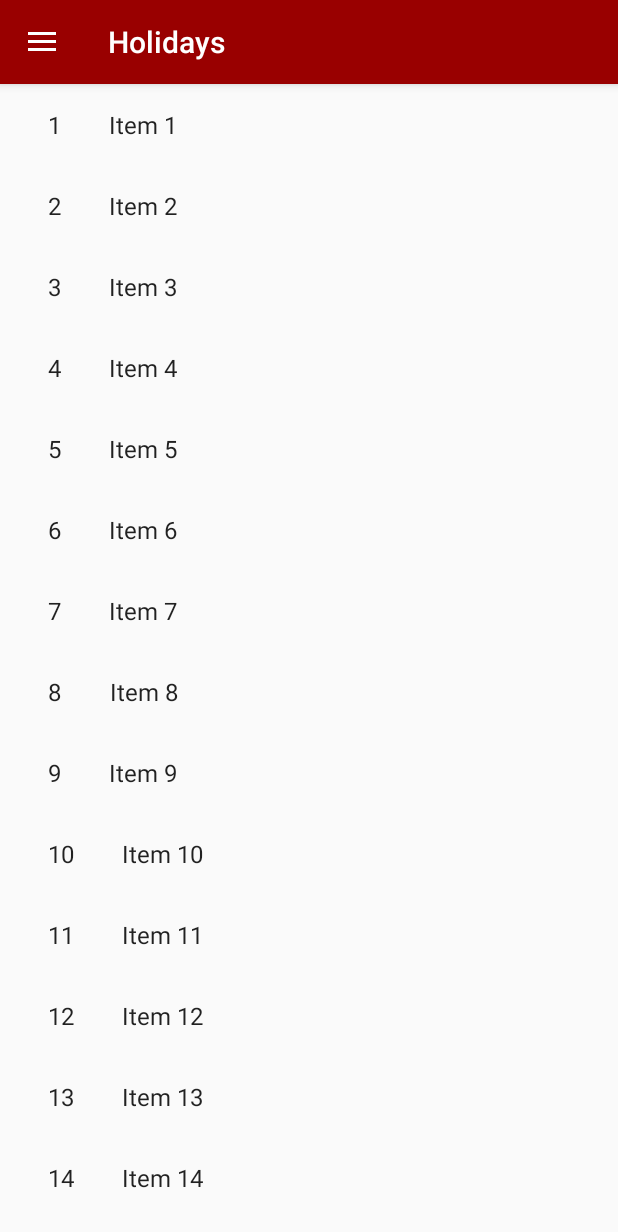
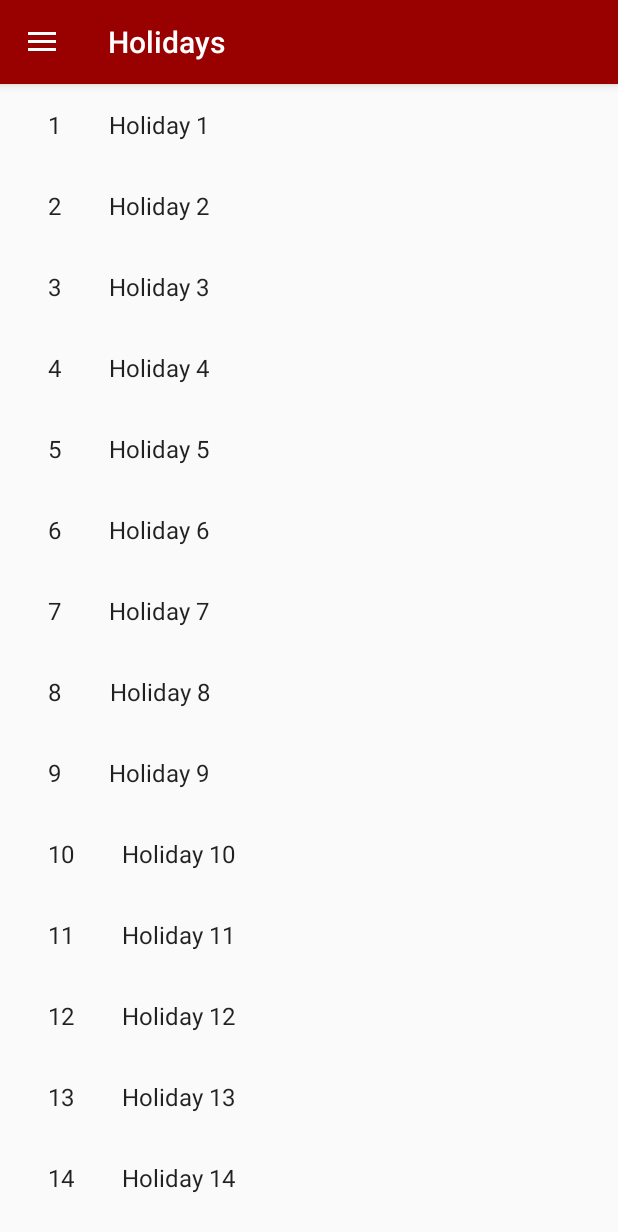
Before and after one commit to geoking/TravelKeeper, an Android app: the HolidayFragment screen opened directly, with no data from a screen before it, in the side drawer, after a tap on "Holidays", on a phone screen of 412 x 824 dp. Shown: the top 1232 px of the screen. Run offline under Robolectric (Android 15) with nearby library versions, the phone set to English and light mode, and no system bars; 4 statements that could not run were skipped.

Commit message:
Updated fragments

```diff
--- a/app/src/main/java/me/geoking/travelkeeper/Fragments/HolidayDetailsFragment.java
+++ b/app/src/main/java/me/geoking/travelkeeper/Fragments/HolidayDetailsFragment.java
@@ -7,8 +7,10 @@ import android.support.v4.app.Fragment;
 import android.view.LayoutInflater;
 import android.view.View;
 import android.view.ViewGroup;
+import android.widget.TextView;
 
 import me.geoking.travelkeeper.R;
+import me.geoking.travelkeeper.dummy.DummyContent;
 
 /**
  * A simple {@link Fragment} subclass.
@@ -21,12 +23,10 @@ import me.geoking.travelkeeper.R;
 public class HolidayDetailsFragment extends Fragment {
     // TODO: Rename parameter arguments, choose names that match
     // the fragment initialization parameters, e.g. ARG_ITEM_NUMBER
-    private static final String ARG_PARAM1 = "param1";
-    private static final String ARG_PARAM2 = "param2";
+    private static final String ARG_PARAM1 = "Item";
 
     // TODO: Rename and change types of parameters
-    private String mParam1;
-    private String mParam2;
+    private DummyContent.DummyItem item;
 
     private OnFragmentInteractionListener mListener;
 
@@ -47,7 +47,6 @@ public class HolidayDetailsFragment extends Fragment {
         HolidayDetailsFragment fragment = new HolidayDetailsFragment();
         Bundle args = new Bundle();
         args.putString(ARG_PARAM1, param1);
-        args.putString(ARG_PARAM2, param2);
         fragment.setArguments(args);
         return fragment;
     }
@@ -56,8 +55,7 @@ public class HolidayDetailsFragment extends Fragment {
     public void onCreate(Bundle savedInstanceState) {
         super.onCreate(savedInstanceState);
         if (getArguments() != null) {
-            mParam1 = getArguments().getString(ARG_PARAM1);
-            mParam2 = getArguments().getString(ARG_PARAM2);
+            item = (DummyContent.DummyItem) getArguments().getSerializable(ARG_PARAM1);
         }
     }
 
@@ -65,14 +63,14 @@ public class HolidayDetailsFragment extends Fragment {
     public View onCreateView(LayoutInflater inflater, ViewGroup container,
                              Bundle savedInstanceState) {
         // Inflate the layout for this fragment
-        return inflater.inflate(R.layout.fragment_holiday_details, container, false);
-    }
+        View view = inflater.inflate(R.layout.fragment_holiday_details, container, false);
 
-    // TODO: Rename method, update argument and hook method into UI event
-    public void onButtonPressed(Uri uri) {
-        if (mListener != null) {
-            mListener.onFragmentInteraction(uri);
-        }
+        TextView titleField = view.findViewById(R.id.titleView);
+        titleField.setText(item.content);
+        TextView notesField = view.findViewById(R.id.notesView);
+        notesField.setText(item.details);
+        return view;
+
     }
 
     @Override
--- a/app/src/main/java/me/geoking/travelkeeper/dummy/DummyContent.java
+++ b/app/src/main/java/me/geoking/travelkeeper/dummy/DummyContent.java
@@ -39,12 +39,12 @@ public class DummyContent {
     }
 
     private static DummyItem createDummyItem(int position) {
-        return new DummyItem(String.valueOf(position), "Item " + position, makeDetails(position));
+        return new DummyItem(String.valueOf(position), "Holiday " + position, makeDetails(position));
     }
 
     private static String makeDetails(int position) {
         StringBuilder builder = new StringBuilder();
-        builder.append("Details about Item: ").append(position);
+        builder.append("This is Holiday: ").append(position);
         for (int i = 0; i < position; i++) {
             builder.append("\nMore details information here.");
         }
```
